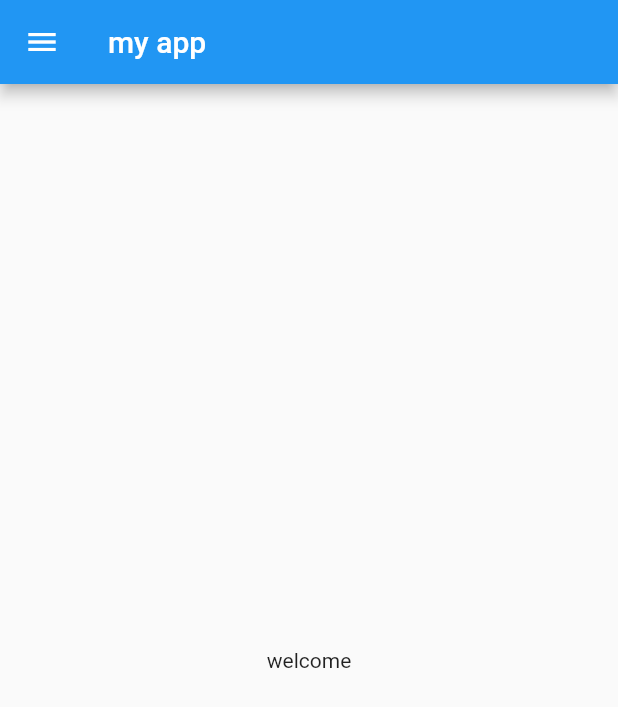
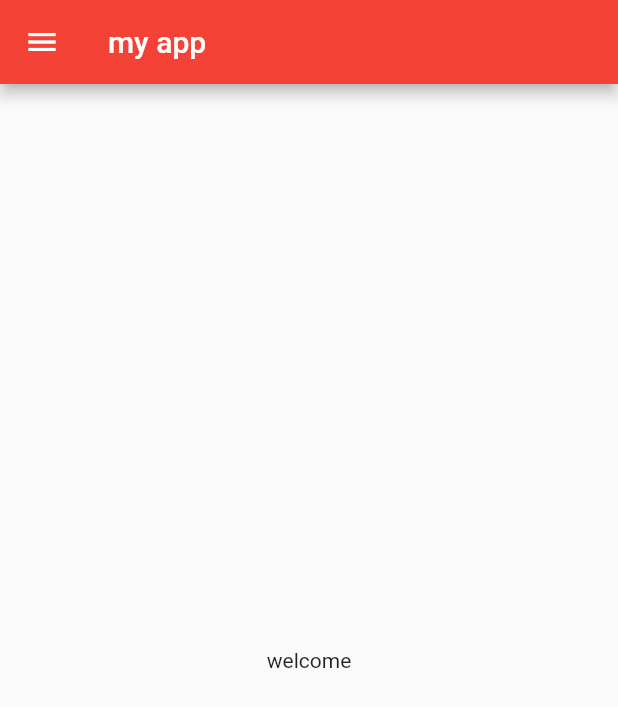
Before and after one commit to waleed-ahmed15/catalouge_app, a Flutter app: the screen it shows after launch, on a phone screen of 412 x 824 dp. Shown: the top 707 px of the screen. Run offline on Flutter 3.47's test engine with Material 2 defaults, Android fonts, the phone set to English and light mode, and no system bars.

Commit message:
day-3 completed

```diff
--- a/lib/main.dart
+++ b/lib/main.dart
@@ -1,4 +1,5 @@
-import 'package:catalouge_app/home_page.dart';
+import 'package:catalouge_app/pages/home_page.dart';
+import 'package:catalouge_app/pages/login_page.dart';
 import 'package:flutter/material.dart';
 
 void main() {
@@ -11,7 +12,17 @@ class MyApp extends StatelessWidget {
   @override
   Widget build(BuildContext context) {
     return MaterialApp(
-      home: Home_page(),
+      // home: Home_page(),
+      themeMode: ThemeMode.light,
+      debugShowCheckedModeBanner: false,
+      theme: ThemeData(primarySwatch: Colors.red),
+      darkTheme:
+          ThemeData(brightness: Brightness.dark, primaryColor: Colors.blue),
+      initialRoute: "/",
+      routes: {
+        "/": ((context) => Home_page()),
+        "/login": (context) => LoginPage()
+      },
     );
   }
 }
--- a/lib/home_page.dart
+++ b/lib/pages/home_page.dart
@@ -13,7 +13,7 @@ class Home_page extends StatelessWidget {
       )),
       drawer: Drawer(
           child: Column(
-        children: [Icon(Icons.home)],
+        children:const  [Icon(Icons.home)],
       )),
     );
   }
```
Also changed, not shown: lib/pages/login_page.dart (added, +14 -0 lines).
